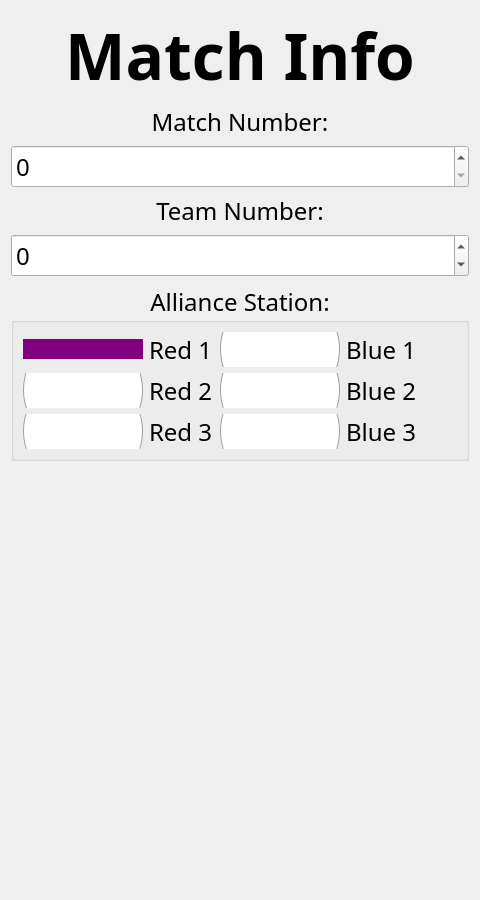
Above: ui/TeamInfo.ui from binex-dsk/QFRCScouter before the change. Below: the same form after it.
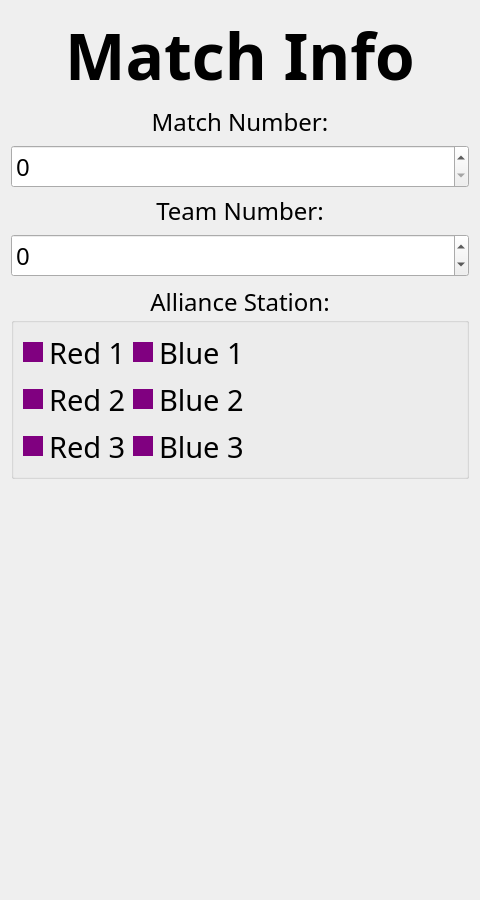
That is the form after the change.

The edit to the form file:
```diff
--- a/ui/TeamInfo.ui
+++ b/ui/TeamInfo.ui
@@ -147,16 +147,34 @@
      <layout class="QFormLayout" name="formLayout">
       <item row="0" column="0">
        <widget class="QRadioButton" name="red1">
+        <property name="font">
+         <font>
+          <family>Sans Serif</family>
+          <pointsize>22</pointsize>
+          <bold>false</bold>
+         </font>
+        </property>
         <property name="styleSheet">
          <string notr="true">QRadioButton::indicator {
+color: white;
 	color: purple;
 	// border: 1px solid white;
-	width: 120px;
+	width: 20px;
 	height: 20px;
 }
 
 QRadioButton::indicator::checked {
+color: white;
+	width: 20px;
+height: 20px;
 	background-color: purple;
+}
+
+QRadioButton::indicator::unchecked {
+	width: 20px;
+height: 20px;
+	background-color: purple;
+color: white;
 }</string>
         </property>
         <property name="text">
@@ -169,16 +187,34 @@
       </item>
       <item row="0" column="1">
        <widget class="QRadioButton" name="blue1">
+        <property name="font">
+         <font>
+          <family>Sans Serif</family>
+          <pointsize>22</pointsize>
+          <bold>false</bold>
+         </font>
+        </property>
         <property name="styleSheet">
          <string notr="true">QRadioButton::indicator {
+color: white;
 	color: purple;
 	// border: 1px solid white;
-	width: 120px;
+	width: 20px;
 	height: 20px;
 }
 
 QRadioButton::indicator::checked {
+color: white;
+	width: 20px;
+height: 20px;
 	background-color: purple;
+}
+
+QRadioButton::indicator::unchecked {
+	width: 20px;
+height: 20px;
+	background-color: purple;
+color: white;
 }</string>
         </property>
         <property name="text">
@@ -188,16 +224,34 @@
       </item>
       <item row="1" column="0">
        <widget class="QRadioButton" name="red2">
+        <property name="font">
+         <font>
+          <family>Sans Serif</family>
+          <pointsize>22</pointsize>
+          <bold>false</bold>
+         </font>
+        </property>
         <property name="styleSheet">
          <string notr="true">QRadioButton::indicator {
+color: white;
 	color: purple;
 	// border: 1px solid white;
-	width: 120px;
+	width: 20px;
 	height: 20px;
 }
 
 QRadioButton::indicator::checked {
+color: white;
+	width: 20px;
+height: 20px;
 	background-color: purple;
+}
+
+QRadioButton::indicator::unchecked {
+	width: 20px;
+height: 20px;
+	background-color: purple;
+color: white;
 }</string>
         </property>
         <property name="text">
@@ -207,16 +261,34 @@
       </item>
       <item row="1" column="1">
        <widget class="QRadioButton" name="blue2">
+        <property name="font">
+         <font>
+          <family>Sans Serif</family>
+          <pointsize>22</pointsize>
+          <bold>false</bold>
+         </font>
+        </property>
         <property name="styleSheet">
          <string notr="true">QRadioButton::indicator {
+color: white;
 	color: purple;
 	// border: 1px solid white;
-	width: 120px;
+	width: 20px;
 	height: 20px;
 }
 
 QRadioButton::indicator::checked {
+color: white;
+	width: 20px;
+height: 20px;
 	background-color: purple;
+}
+
+QRadioButton::indicator::unchecked {
+	width: 20px;
+height: 20px;
+	background-color: purple;
+color: white;
 }</string>
         </property>
         <property name="text">
@@ -226,16 +298,34 @@
       </item>
       <item row="2" column="0">
        <widget class="QRadioButton" name="red3">
+        <property name="font">
+         <font>
+          <family>Sans Serif</family>
+          <pointsize>22</pointsize>
+          <bold>false</bold>
+         </font>
+        </property>
         <property name="styleSheet">
          <string notr="true">QRadioButton::indicator {
+color: white;
 	color: purple;
 	// border: 1px solid white;
-	width: 120px;
+	width: 20px;
 	height: 20px;
 }
 
 QRadioButton::indicator::checked {
+color: white;
+	width: 20px;
+height: 20px;
 	background-color: purple;
+}
+
+QRadioButton::indicator::unchecked {
+	width: 20px;
+height: 20px;
+	background-color: purple;
+color: white;
 }</string>
         </property>
         <property name="text">
@@ -245,16 +335,34 @@
       </item>
       <item row="2" column="1">
        <widget class="QRadioButton" name="blue3">
+        <property name="font">
+         <font>
+          <family>Sans Serif</family>
+          <pointsize>22</pointsize>
+          <bold>false</bold>
+         </font>
+        </property>
         <property name="styleSheet">
          <string notr="true">QRadioButton::indicator {
+color: white;
 	color: purple;
 	// border: 1px solid white;
-	width: 120px;
+	width: 20px;
 	height: 20px;
 }
 
 QRadioButton::indicator::checked {
+color: white;
+	width: 20px;
+height: 20px;
 	background-color: purple;
+}
+
+QRadioButton::indicator::unchecked {
+	width: 20px;
+height: 20px;
+	background-color: purple;
+color: white;
 }</string>
         </property>
         <property name="text">
```
